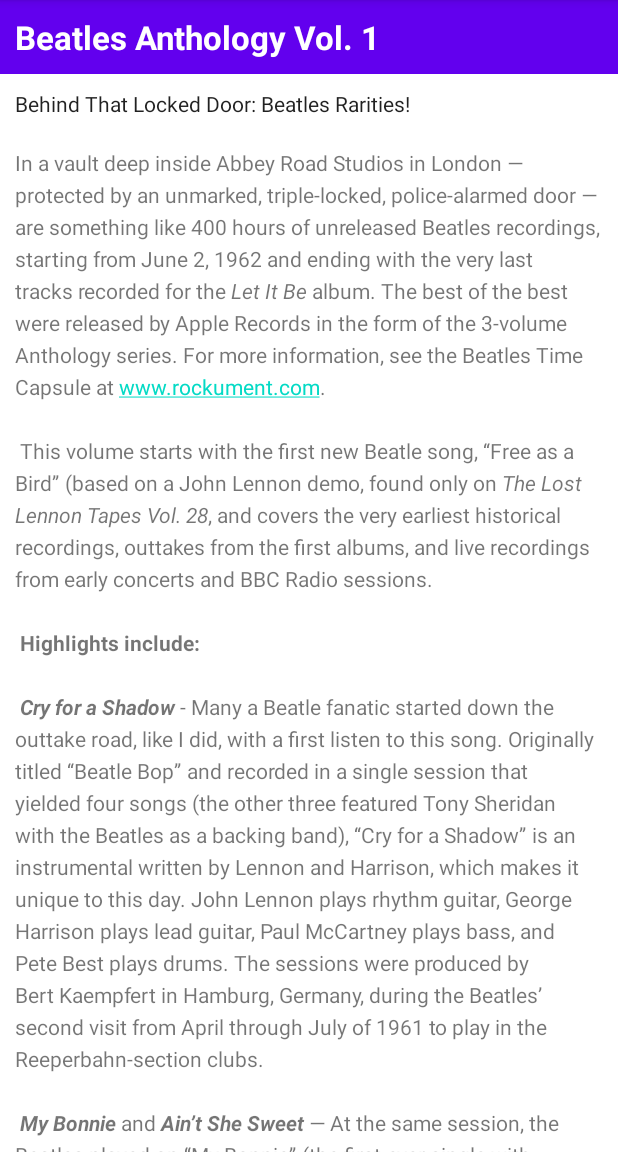
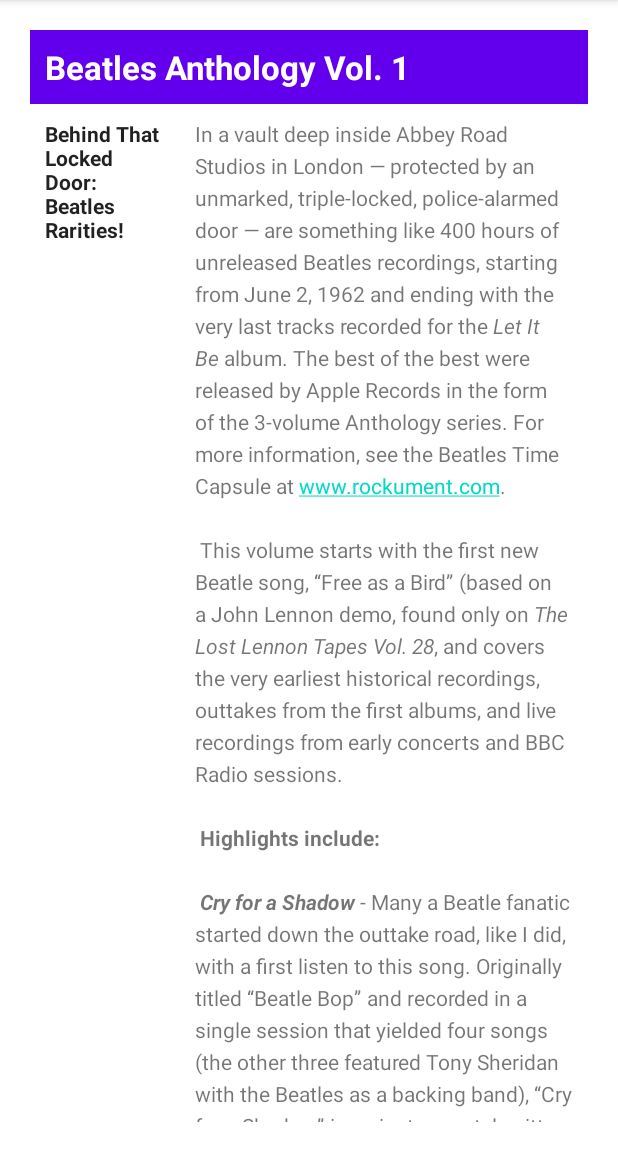
Before and after one commit to ArionTheWanderer/andersen-hw-google-codelabs, an Android app: the screen it shows after launch (MainActivity), on a phone screen of 412 x 824 dp, the part 84-1236 px from its top. Run offline under Robolectric (Android 15) with nearby library versions, the phone set to English and light mode, and no system bars.

Commit message:
ScrollingText HW: done

```diff
--- a/ScrollingText/app/src/main/res/layout/activity_main.xml
+++ b/ScrollingText/app/src/main/res/layout/activity_main.xml
@@ -3,6 +3,7 @@
     xmlns:tools="http://schemas.android.com/tools"
     android:layout_width="match_parent"
     android:layout_height="match_parent"
+    android:padding="@dimen/padding_screen"
     tools:context=".MainActivity">
 
     <TextView
@@ -24,6 +25,11 @@
         <LinearLayout
             android:layout_width="match_parent"
             android:layout_height="wrap_content"
+            android:orientation="horizontal">
+
+            <LinearLayout
+                android:layout_width="100dp"
+                android:layout_height="wrap_content"
                 android:orientation="vertical">
 
                 <TextView
@@ -32,7 +38,15 @@
                     android:layout_height="wrap_content"
                     android:padding="@dimen/padding_regular"
                     android:text="@string/article_subtitle"
-                android:textAppearance="@android:style/TextAppearance.DeviceDefault" />
+                    android:textAppearance="@android:style/TextAppearance.DeviceDefault"
+                    android:textStyle="bold" />
+
+            </LinearLayout>
+
+            <LinearLayout
+                android:layout_width="match_parent"
+                android:layout_height="wrap_content"
+                android:orientation="vertical">
 
                 <TextView
                     android:id="@+id/article"
@@ -50,6 +64,8 @@
 
             </LinearLayout>
 
+        </LinearLayout>
+
     </ScrollView>
 
 </RelativeLayout>
--- a/ScrollingText/app/src/main/res/values-night/dimens.xml
+++ b/ScrollingText/app/src/main/res/values-night/dimens.xml
@@ -1,5 +1,6 @@
 <?xml version="1.0" encoding="utf-8"?>
 <resources>
+    <dimen name="padding_screen">20dp</dimen>
     <dimen name="padding_regular">10dp</dimen>
     <dimen name="line_spacing">5sp</dimen>
 </resources>
--- a/ScrollingText/app/src/main/res/values/dimens.xml
+++ b/ScrollingText/app/src/main/res/values/dimens.xml
@@ -1,5 +1,6 @@
 <?xml version="1.0" encoding="utf-8"?>
 <resources>
+    <dimen name="padding_screen">20dp</dimen>
     <dimen name="padding_regular">10dp</dimen>
     <dimen name="line_spacing">5sp</dimen>
 </resources>
```
Lines whose indentation alone changed are shown as unchanged.
